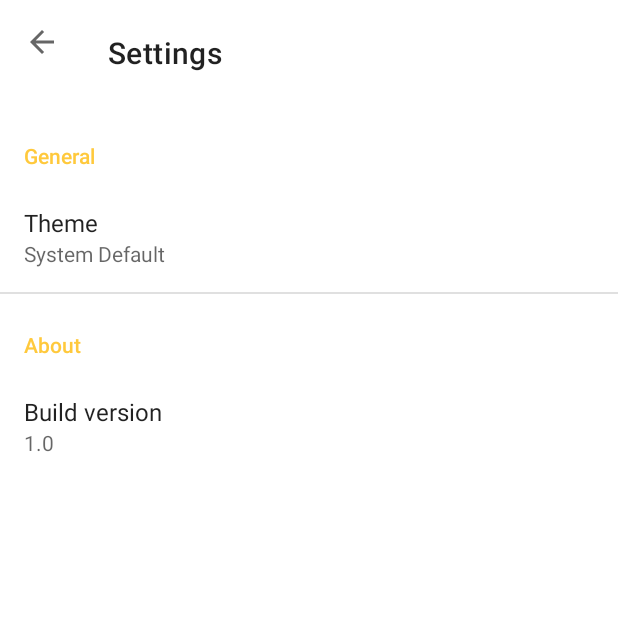
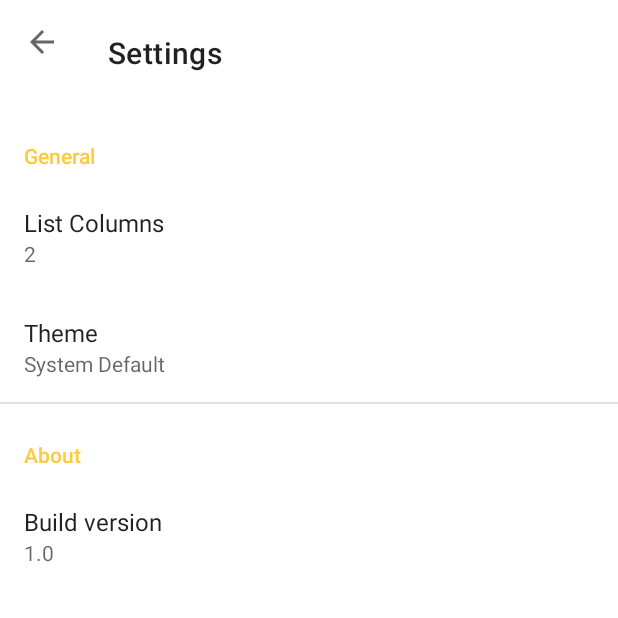
Before and after one commit to divyanshf/noter-android, an Android app: the fragment SearchFragment placed in its activity, in the side drawer, after a tap on "Settings", on a phone screen of 412 x 824 dp, the top half of it. Run offline under Robolectric (Android 15) with nearby library versions, the phone set to English and light mode, and no system bars; our stand-ins replace Dagger/Hilt's generated code, Firebase (no records; nobody signed in at launch, a user with empty details on screens opened directly), androidx.preference.

Commit message:
added customizable recycler view columns

```diff
--- a/app/src/main/java/com/example/noter/ui/main/ArchivesFragment.kt
+++ b/app/src/main/java/com/example/noter/ui/main/ArchivesFragment.kt
@@ -35,12 +35,16 @@ class ArchivesFragment : Fragment() {
         // Inflate the layout for this fragment
         val view = inflater.inflate(R.layout.fragment_notes, container, false)
 
+        val sp = activity?.getSharedPreferences("com.example.noter_preferences", 0)
+        val listStyle = sp?.getString("recycler_view_preference", "2")
+
         toolbar = activity?.findViewById(R.id.my_toolbar)
         toolbar?.setTitle(R.string.archives)
         recyclerView = view.findViewById(R.id.recycler_view)
         recyclerViewAdapter = NotesAdapter(requireContext())
 
-        recyclerView.layoutManager = StaggeredGridLayoutManager(2, LinearLayoutManager.VERTICAL)
+
+        recyclerView.layoutManager = StaggeredGridLayoutManager(listStyle!!.toInt(), LinearLayoutManager.VERTICAL)
         recyclerView.adapter = recyclerViewAdapter
 
         refresh()
--- a/app/src/main/java/com/example/noter/ui/main/NotesFragment.kt
+++ b/app/src/main/java/com/example/noter/ui/main/NotesFragment.kt
@@ -42,6 +42,9 @@ class NotesFragment : Fragment(){
         // Inflate the layout for this fragment
         val view = inflater.inflate(R.layout.fragment_notes, container, false)
 
+        val sp = activity?.getSharedPreferences("com.example.noter_preferences", 0)
+        val listStyle = sp?.getString("recycler_view_preference", "2")
+
         toolbar = activity?.findViewById(R.id.my_toolbar)
         toolbarHead = activity?.findViewById(R.id.toolbar_head_edit)
         fabAdd = activity?.findViewById(R.id.fab_add_note)
@@ -57,7 +60,7 @@ class NotesFragment : Fragment(){
         toolbarHead?.layoutParams = toolbarHeadLayout
         Log.i("Back", toolbar?.background.toString())
 
-        recyclerView.layoutManager = StaggeredGridLayoutManager(2, LinearLayoutManager.VERTICAL)
+        recyclerView.layoutManager = StaggeredGridLayoutManager(listStyle!!.toInt(), LinearLayoutManager.VERTICAL)
         recyclerView.adapter = recyclerViewAdapter
 
         //  Open the Search Fragment
--- a/app/src/main/java/com/example/noter/ui/main/SearchFragment.kt
+++ b/app/src/main/java/com/example/noter/ui/main/SearchFragment.kt
@@ -45,6 +45,9 @@ class SearchFragment : Fragment() {
         // Inflate the layout for this fragment
         val view = inflater.inflate(R.layout.fragment_notes, container, false)
 
+        val sp = activity?.getSharedPreferences("com.example.noter_preferences", 0)
+        val listStyle = sp?.getString("recycler_view_preference", "2")
+
         sharedPreferences = activity?.getSharedPreferences("com.example.noter.ui", AppCompatActivity.MODE_PRIVATE)
         sharedPreferences?.edit()?.putBoolean("Search", true)?.apply()
 
@@ -59,7 +62,8 @@ class SearchFragment : Fragment() {
         recyclerView = view.findViewById(R.id.recycler_view)
         recyclerViewAdapter = NotesAdapter(requireContext())
 
-        recyclerView.layoutManager = StaggeredGridLayoutManager(2, LinearLayoutManager.VERTICAL)
+
+        recyclerView.layoutManager = StaggeredGridLayoutManager(listStyle!!.toInt(), LinearLayoutManager.VERTICAL)
         recyclerView.adapter = recyclerViewAdapter
 
         toolbar?.title = null
@@ -128,6 +132,7 @@ class SearchFragment : Fragment() {
     override fun onDestroyView() {
         sharedPreferences?.edit()?.putBoolean("Search", false)?.apply()
 
+
         toolbar?.setNavigationIcon(R.drawable.ic_baseline_dehaze_24)
 
         val toolbarHeadLayout = toolbarHead?.layoutParams
--- a/app/src/main/java/com/example/noter/ui/main/StarredFragment.kt
+++ b/app/src/main/java/com/example/noter/ui/main/StarredFragment.kt
@@ -35,12 +35,16 @@ class StarredFragment : Fragment() {
         // Inflate the layout for this fragment
         val view = inflater.inflate(R.layout.fragment_notes, container, false)
 
+        val sp = activity?.getSharedPreferences("com.example.noter_preferences", 0)
+        val listStyle = sp?.getString("recycler_view_preference", "2")
+
         toolbar = activity?.findViewById(R.id.my_toolbar)
         toolbar?.setTitle(R.string.starred)
         recyclerView = view.findViewById(R.id.recycler_view)
         recyclerViewAdapter = NotesAdapter(requireContext())
 
-        recyclerView.layoutManager = StaggeredGridLayoutManager(2, LinearLayoutManager.VERTICAL)
+
+        recyclerView.layoutManager = StaggeredGridLayoutManager(listStyle!!.toInt(), LinearLayoutManager.VERTICAL)
         recyclerView.adapter = recyclerViewAdapter
 
         refresh()
--- a/app/src/main/java/com/example/noter/ui/main/TrashFragment.kt
+++ b/app/src/main/java/com/example/noter/ui/main/TrashFragment.kt
@@ -35,12 +35,16 @@ class TrashFragment : Fragment() {
         // Inflate the layout for this fragment
         val view = inflater.inflate(R.layout.fragment_notes, container, false)
 
+        val sp = activity?.getSharedPreferences("com.example.noter_preferences", 0)
+        val listStyle = sp?.getString("recycler_view_preference", "2")
+
         toolbar = activity?.findViewById(R.id.my_toolbar)
         toolbar?.setTitle(R.string.trash)
         recyclerView = view.findViewById(R.id.recycler_view)
         recyclerViewAdapter = NotesAdapter(requireContext())
 
-        recyclerView.layoutManager = StaggeredGridLayoutManager(2, LinearLayoutManager.VERTICAL)
+
+        recyclerView.layoutManager = StaggeredGridLayoutManager(listStyle!!.toInt(), LinearLayoutManager.VERTICAL)
         recyclerView.adapter = recyclerViewAdapter
 
         refresh()
--- a/app/src/main/java/com/example/noter/ui/settings/SettingsFragment.kt
+++ b/app/src/main/java/com/example/noter/ui/settings/SettingsFragment.kt
@@ -9,7 +9,7 @@ import com.example.noter.R
 
 class SettingsFragment : PreferenceFragmentCompat(), SharedPreferences.OnSharedPreferenceChangeListener {
 
-    var themePreference:ListPreference? = null
+    private var themePreference:ListPreference? = null
 
     override fun onCreatePreferences(savedInstanceState: Bundle?, rootKey: String?) {
         setPreferencesFromResource(R.xml.main_preferences, rootKey)
--- a/app/src/main/res/values/arrays.xml
+++ b/app/src/main/res/values/arrays.xml
@@ -13,4 +13,14 @@
         <item>@string/system_default</item>
     </string-array>
 
+    <string-array name="recycler_view_entries">
+        <item>@string/count_1</item>
+        <item>@string/count_2</item>
+    </string-array>
+
+    <string-array name="recycler_view_values">
+        <item>@string/count_1</item>
+        <item>@string/count_2</item>
+    </string-array>
+
 </resources>
--- a/app/src/main/res/values/strings.xml
+++ b/app/src/main/res/values/strings.xml
@@ -35,6 +35,7 @@
 
     <string name="general">General</string>
     <string name="about">About</string>
+
     <string name="theme">Theme</string>
     <string name="select_theme">Choose a theme</string>
     <string name="system_theme">System Default</string>
@@ -43,4 +44,7 @@
     <string name="system_default">system</string>
     <string name="light">light</string>
     <string name="dark">dark</string>
+
+    <string name="count_1">1</string>
+    <string name="count_2">2</string>
 </resources>
--- a/app/src/main/res/xml/main_preferences.xml
+++ b/app/src/main/res/xml/main_preferences.xml
@@ -5,6 +5,16 @@
         app:iconSpaceReserved="false"
         app:key="general"
         app:title="@string/general">
+
+        <ListPreference
+            app:key="recycler_view_preference"
+            app:iconSpaceReserved="false"
+            app:title="List Columns"
+            app:dialogTitle="Choose the list columns"
+            app:summary="%s"
+            app:entries="@array/recycler_view_entries"
+            app:entryValues="@array/recycler_view_values"
+            app:defaultValue="@string/count_2"/>
 
         <ListPreference
             app:key="theme_preference"
```
